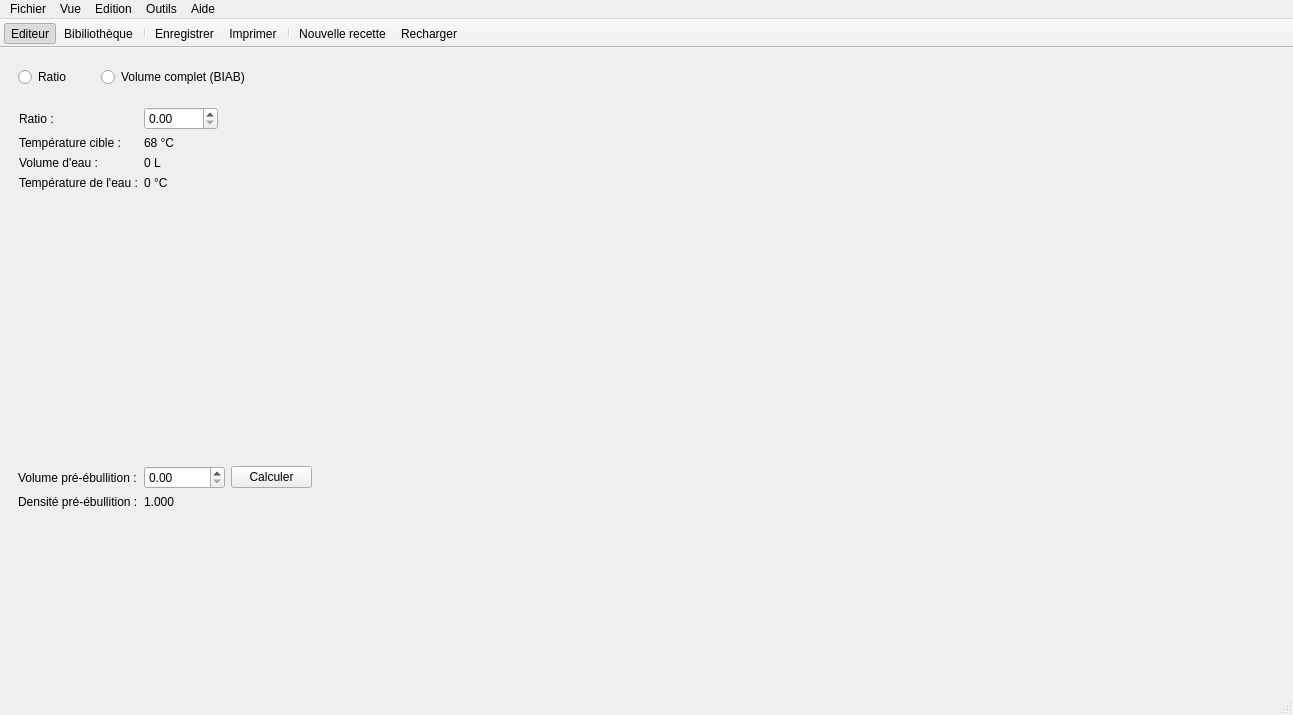
First picture: the form in reader.ui, repository 314r/joliebulle, before the edit.
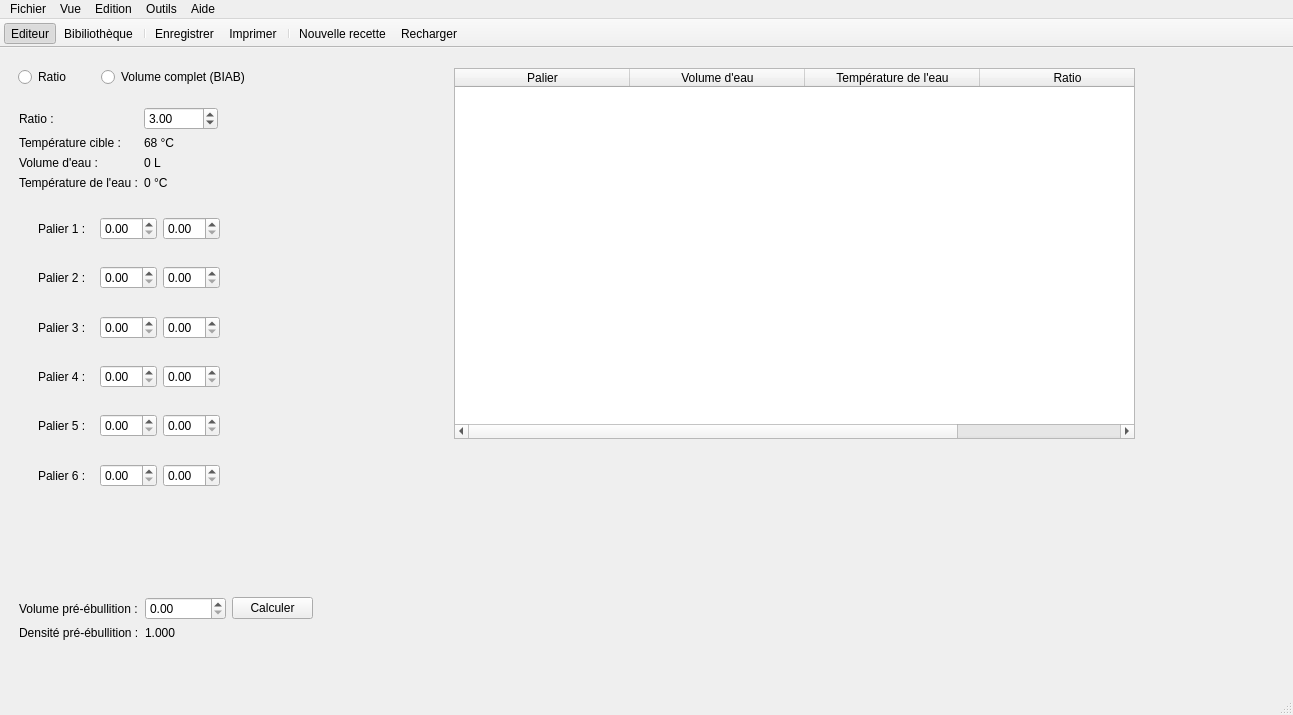
Second picture: the form after the edit. The open tabs and pages were chosen to show the change. Icons and pictures are not drawn.

Commit message: un tableau pour les paliers en brewday mode

```diff
--- a/reader.ui
+++ b/reader.ui
@@ -1230,7 +1230,14 @@
           </widget>
          </item>
          <item row="0" column="1">
-          <widget class="QDoubleSpinBox" name="doubleSpinBoxRatio"/>
+          <widget class="QDoubleSpinBox" name="doubleSpinBoxRatio">
+           <property name="singleStep">
+            <double>0.500000000000000</double>
+           </property>
+           <property name="value">
+            <double>3.000000000000000</double>
+           </property>
+          </widget>
          </item>
          <item row="1" column="0">
           <widget class="QLabel" name="label_25">
@@ -1279,8 +1286,8 @@
        <widget class="QWidget" name="layoutWidget">
         <property name="geometry">
          <rect>
-          <x>9</x>
-          <y>409</y>
+          <x>10</x>
+          <y>540</y>
           <width>294</width>
           <height>52</height>
          </rect>
@@ -1323,6 +1330,198 @@
          </item>
         </layout>
        </widget>
+       <widget class="QTableWidget" name="tableWidgetStepsBrewday">
+        <property name="geometry">
+         <rect>
+          <x>445</x>
+          <y>11</y>
+          <width>681</width>
+          <height>371</height>
+         </rect>
+        </property>
+        <property name="editTriggers">
+         <set>QAbstractItemView::DoubleClicked</set>
+        </property>
+        <property name="alternatingRowColors">
+         <bool>true</bool>
+        </property>
+        <property name="selectionBehavior">
+         <enum>QAbstractItemView::SelectRows</enum>
+        </property>
+        <property name="showGrid">
+         <bool>false</bool>
+        </property>
+        <property name="rowCount">
+         <number>0</number>
+        </property>
+        <property name="columnCount">
+         <number>4</number>
+        </property>
+        <attribute name="horizontalHeaderCascadingSectionResizes">
+         <bool>false</bool>
+        </attribute>
+        <attribute name="horizontalHeaderDefaultSectionSize">
+         <number>175</number>
+        </attribute>
+        <attribute name="horizontalHeaderStretchLastSection">
+         <bool>true</bool>
+        </attribute>
+        <attribute name="verticalHeaderVisible">
+         <bool>false</bool>
+        </attribute>
+        <attribute name="verticalHeaderDefaultSectionSize">
+         <number>22</number>
+        </attribute>
+        <attribute name="verticalHeaderStretchLastSection">
+         <bool>false</bool>
+        </attribute>
+        <column>
+         <property name="text">
+          <string>Palier</string>
+         </property>
+        </column>
+        <column>
+         <property name="text">
+          <string>Volume d'eau</string>
+         </property>
+        </column>
+        <column>
+         <property name="text">
+          <string>Température de l'eau</string>
+         </property>
+        </column>
+        <column>
+         <property name="text">
+          <string>Ratio</string>
+         </property>
+        </column>
+       </widget>
+       <widget class="QWidget" name="widgetInfusion" native="true">
+        <property name="geometry">
+         <rect>
+          <x>20</x>
+          <y>150</y>
+          <width>200</width>
+          <height>290</height>
+         </rect>
+        </property>
+        <layout class="QVBoxLayout" name="verticalLayout_11">
+         <item>
+          <widget class="QWidget" name="widgetStep1" native="true">
+           <layout class="QHBoxLayout" name="horizontalLayout_19">
+            <item>
+             <widget class="QLabel" name="label_31">
+              <property name="text">
+               <string>Palier 1 :</string>
+              </property>
+             </widget>
+            </item>
+            <item>
+             <widget class="QDoubleSpinBox" name="doubleSpinBoxVolStep1"/>
+            </item>
+            <item>
+             <widget class="QDoubleSpinBox" name="doubleSpinBoxWaterTempStep1"/>
+            </item>
+           </layout>
+          </widget>
+         </item>
+         <item>
+          <widget class="QWidget" name="widgetStep2" native="true">
+           <layout class="QHBoxLayout" name="horizontalLayout_18">
+            <item>
+             <widget class="QLabel" name="label_32">
+              <property name="text">
+               <string>Palier 2 :</string>
+              </property>
+             </widget>
+            </item>
+            <item>
+             <widget class="QDoubleSpinBox" name="doubleSpinBoxVolStep1_2"/>
+            </item>
+            <item>
+             <widget class="QDoubleSpinBox" name="doubleSpinBoxWaterTempStep1_2"/>
+            </item>
+           </layout>
+          </widget>
+         </item>
+         <item>
+          <widget class="QWidget" name="widgetStep3" native="true">
+           <layout class="QHBoxLayout" name="horizontalLayout_20">
+            <item>
+             <widget class="QLabel" name="label_33">
+              <property name="text">
+               <string>Palier 3 :</string>
+              </property>
+             </widget>
+            </item>
+            <item>
+             <widget class="QDoubleSpinBox" name="doubleSpinBoxVolStep1_3"/>
+            </item>
+            <item>
+             <widget class="QDoubleSpinBox" name="doubleSpinBoxWaterTempStep1_3"/>
+            </item>
+           </layout>
+          </widget>
+         </item>
+         <item>
+          <widget class="QWidget" name="widgetStep4" native="true">
+           <layout class="QHBoxLayout" name="horizontalLayout_21">
+            <item>
+             <widget class="QLabel" name="label_34">
+              <property name="text">
+               <string>Palier 4 :</string>
+              </property>
+             </widget>
+            </item>
+            <item>
+             <widget class="QDoubleSpinBox" name="doubleSpinBoxVolStep1_4"/>
+            </item>
+            <item>
+             <widget class="QDoubleSpinBox" name="doubleSpinBoxWaterTempStep1_4"/>
+            </item>
+           </layout>
+          </widget>
+         </item>
+         <item>
+          <widget class="QWidget" name="widgetStep5" native="true">
+           <layout class="QHBoxLayout" name="horizontalLayout_22">
+            <item>
+             <widget class="QLabel" name="label_35">
+              <property name="text">
+               <string>Palier 5 :</string>
+              </property>
+             </widget>
+            </item>
+            <item>
+             <widget class="QDoubleSpinBox" name="doubleSpinBoxVolStep1_5"/>
+            </item>
+            <item>
+             <widget class="QDoubleSpinBox" name="doubleSpinBoxWaterTempStep1_5"/>
+            </item>
+           </layout>
+          </widget>
+         </item>
+         <item>
+          <widget class="QWidget" name="widgetStep6" native="true">
+           <layout class="QHBoxLayout" name="horizontalLayout_23">
+            <item>
+             <widget class="QLabel" name="label_36">
+              <property name="text">
+               <string>Palier 6 :</string>
+              </property>
+             </widget>
+            </item>
+            <item>
+             <widget class="QDoubleSpinBox" name="doubleSpinBoxVolStep1_6"/>
+            </item>
+            <item>
+             <widget class="QDoubleSpinBox" name="doubleSpinBoxWaterTempStep1_6"/>
+            </item>
+           </layout>
+          </widget>
+         </item>
+        </layout>
+       </widget>
       </widget>
      </widget>
     </item>
```
The commit also changes 6 other files.
